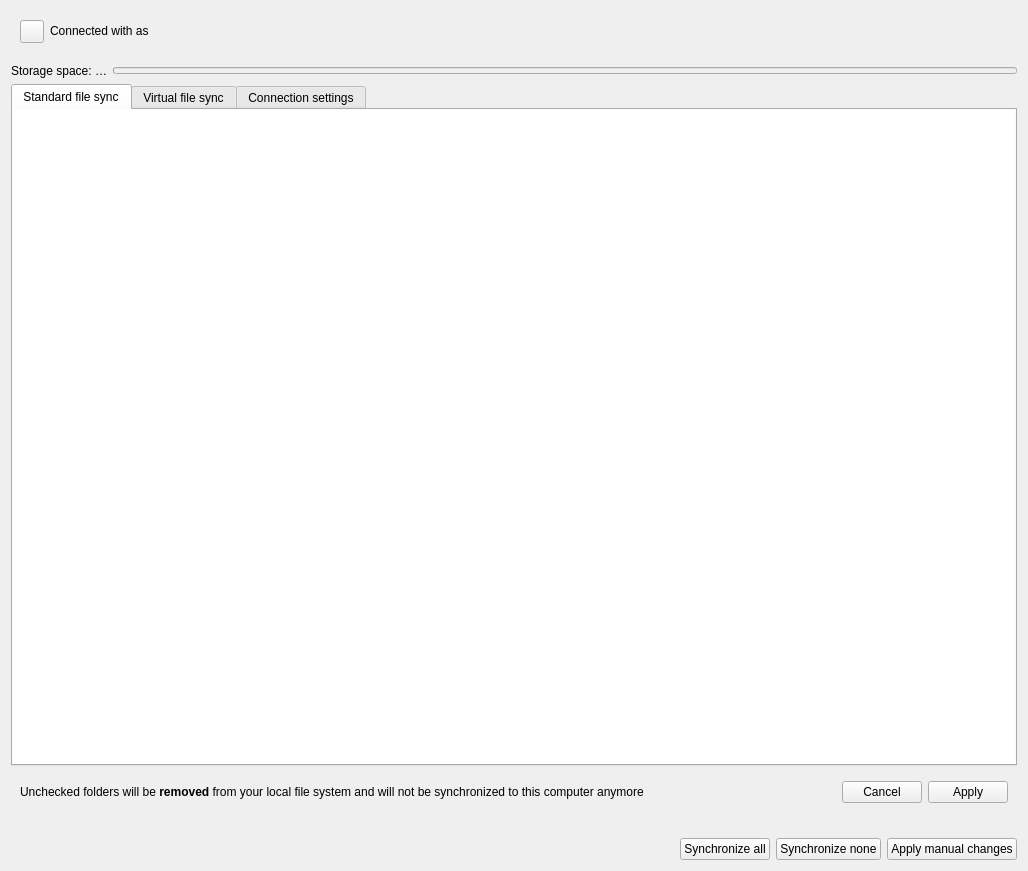
Old version of the form src/gui/accountsettings.ui in the repository nextcloud/desktop.
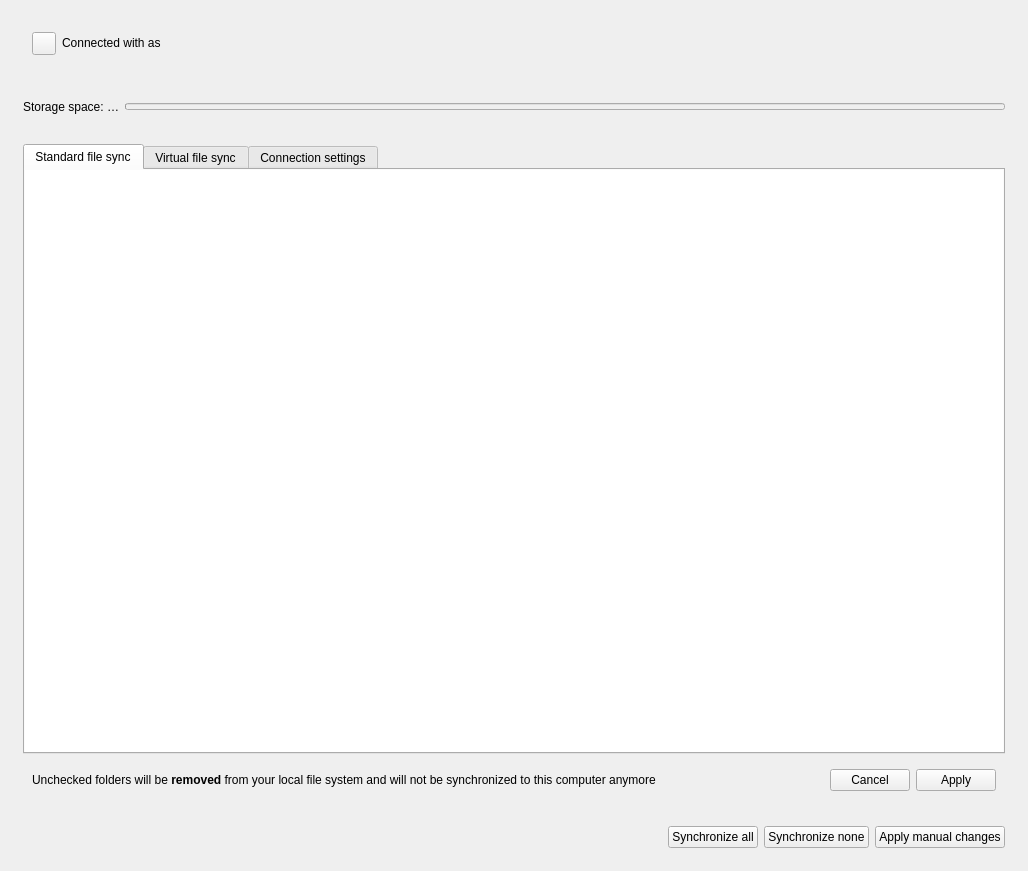
New version of the form. Custom widgets are drawn as their Qt base class.

Commit message: feat: add settings panel styling

```diff
--- a/src/gui/accountsettings.ui
+++ b/src/gui/accountsettings.ui
@@ -14,7 +14,90 @@
    <string notr="true">Form</string>
   </property>
   <layout class="QGridLayout" name="gridLayout">
-   <item row="2" column="0">
+   <item row="0" column="0">
+    <widget class="QFrame" name="accountStatusPanel">
+     <property name="frameShape">
+      <enum>QFrame::NoFrame</enum>
+     </property>
+     <layout class="QVBoxLayout" name="accountStatusLayout">
+      <property name="leftMargin">
+       <number>12</number>
+      </property>
+      <property name="topMargin">
+       <number>12</number>
+      </property>
+      <property name="rightMargin">
+       <number>12</number>
+      </property>
+      <property name="bottomMargin">
+       <number>12</number>
+      </property>
+      <item>
+       <widget class="QWidget" name="accountStatus" native="true">
+        <layout class="QGridLayout" name="gridLayout_2">
+         <item row="0" column="0">
+          <widget class="SslButton" name="sslButton">
+           <property name="sizePolicy">
+            <sizepolicy hsizetype="Maximum" vsizetype="Fixed">
+             <horstretch>0</horstretch>
+             <verstretch>0</verstretch>
+            </sizepolicy>
+           </property>
+           <property name="text">
+            <string/>
+           </property>
+          </widget>
+         </item>
+         <item row="0" column="1">
+          <widget class="QLabel" name="connectLabel">
+           <property name="sizePolicy">
+            <sizepolicy hsizetype="MinimumExpanding" vsizetype="Preferred">
+             <horstretch>0</horstretch>
+             <verstretch>0</verstretch>
+            </sizepolicy>
+           </property>
+           <property name="text">
+            <string>Connected with &lt;server&gt; as &lt;user&gt;</string>
+           </property>
+           <property name="textFormat">
+            <enum>Qt::RichText</enum>
+           </property>
+           <property name="wordWrap">
+            <bool>true</bool>
+           </property>
+           <property name="openExternalLinks">
+            <bool>true</bool>
+           </property>
+          </widget>
+         </item>
+        </layout>
+       </widget>
+      </item>
+      <item>
+       <widget class="KMessageWidget" name="encryptionMessage" native="true"/>
+      </item>
+     </layout>
+    </widget>
+   </item>
+   <item row="1" column="0">
+    <widget class="QFrame" name="accountStoragePanel">
+     <property name="frameShape">
+      <enum>QFrame::NoFrame</enum>
+     </property>
+     <layout class="QVBoxLayout" name="accountStorageLayout">
+      <property name="leftMargin">
+       <number>12</number>
+      </property>
+      <property name="topMargin">
+       <number>12</number>
+      </property>
+      <property name="rightMargin">
+       <number>12</number>
+      </property>
+      <property name="bottomMargin">
+       <number>12</number>
+      </property>
+      <item>
     <layout class="QHBoxLayout" name="storageGroupBox">
      <item>
       <widget class="QLabel" name="quotaInfoLabel">
@@ -68,7 +151,92 @@
      </item>
     </layout>
    </item>
-   <item row="4" column="0">
+     </layout>
+    </widget>
+   </item>
+   <item row="2" column="0">
+    <widget class="QFrame" name="accountTabsPanel">
+     <property name="frameShape">
+      <enum>QFrame::NoFrame</enum>
+     </property>
+     <layout class="QVBoxLayout" name="accountTabsLayout">
+      <property name="leftMargin">
+       <number>12</number>
+      </property>
+      <property name="topMargin">
+       <number>12</number>
+      </property>
+      <property name="rightMargin">
+       <number>12</number>
+      </property>
+      <property name="bottomMargin">
+       <number>12</number>
+      </property>
+      <item>
+       <widget class="QTabWidget" name="tabWidget">
+        <property name="tabShape">
+         <enum>QTabWidget::Rounded</enum>
+        </property>
+        <property name="currentIndex">
+         <number>0</number>
+        </property>
+        <widget class="QWidget" name="standardSyncTab">
+         <attribute name="title">
+          <string>Standard file sync</string>
+         </attribute>
+         <layout class="QVBoxLayout" name="verticalLayout_4" stretch="0">
+          <property name="leftMargin">
+           <number>0</number>
+          </property>
+          <property name="topMargin">
+           <number>0</number>
+          </property>
+          <property name="rightMargin">
+           <number>0</number>
+          </property>
+          <property name="bottomMargin">
+           <number>0</number>
+          </property>
+          <item>
+           <widget class="OCC::FolderStatusView" name="_folderList">
+            <property name="sizePolicy">
+             <sizepolicy hsizetype="Expanding" vsizetype="Expanding">
+              <horstretch>0</horstretch>
+              <verstretch>0</verstretch>
+             </sizepolicy>
+            </property>
+            <property name="contextMenuPolicy">
+             <enum>Qt::CustomContextMenu</enum>
+            </property>
+            <property name="autoFillBackground">
+             <bool>false</bool>
+            </property>
+            <property name="frameShape">
+             <enum>QFrame::Shape::NoFrame</enum>
+            </property>
+            <property name="editTriggers">
+             <set>QAbstractItemView::NoEditTriggers</set>
+            </property>
+            <property name="animated">
+             <bool>true</bool>
+            </property>
+           </widget>
+          </item>
+         </layout>
+        </widget>
+        <widget class="QWidget" name="fileProviderTab">
+         <attribute name="title">
+          <string>Virtual file sync</string>
+         </attribute>
+        </widget>
+        <widget class="QWidget" name="connectionSettingsTab">
+         <attribute name="title">
+          <string>Connection settings</string>
+         </attribute>
+        </widget>
+       </widget>
+      </item>
+      <item>
     <widget class="QWidget" name="selectiveSyncStatus" native="true">
      <layout class="QHBoxLayout" name="horizontalLayout_3">
       <item>
@@ -144,51 +312,7 @@
      </layout>
     </widget>
    </item>
-   <item row="0" column="0">
-    <widget class="QWidget" name="accountStatus" native="true">
-     <layout class="QGridLayout" name="gridLayout_2">
-      <item row="0" column="0">
-       <widget class="SslButton" name="sslButton">
-        <property name="sizePolicy">
-         <sizepolicy hsizetype="Maximum" vsizetype="Fixed">
-          <horstretch>0</horstretch>
-          <verstretch>0</verstretch>
-         </sizepolicy>
-        </property>
-        <property name="text">
-         <string/>
-        </property>
-       </widget>
-      </item>
-      <item row="0" column="1">
-       <widget class="QLabel" name="connectLabel">
-        <property name="sizePolicy">
-         <sizepolicy hsizetype="MinimumExpanding" vsizetype="Preferred">
-          <horstretch>0</horstretch>
-          <verstretch>0</verstretch>
-         </sizepolicy>
-        </property>
-        <property name="text">
-         <string>Connected with &lt;server&gt; as &lt;user&gt;</string>
-        </property>
-        <property name="textFormat">
-         <enum>Qt::RichText</enum>
-        </property>
-        <property name="wordWrap">
-         <bool>true</bool>
-        </property>
-        <property name="openExternalLinks">
-         <bool>true</bool>
-        </property>
-       </widget>
-      </item>
-     </layout>
-    </widget>
-   </item>
-   <item row="1" column="0">
-    <widget class="KMessageWidget" name="encryptionMessage" native="true"/>
-   </item>
-   <item row="5" column="0">
+      <item>
     <widget class="QWidget" name="bigFolderUi" native="true">
      <layout class="QVBoxLayout" name="verticalLayout">
       <property name="leftMargin">
@@ -257,68 +381,7 @@
      </layout>
     </widget>
    </item>
-   <item row="3" column="0">
-    <widget class="QTabWidget" name="tabWidget">
-     <property name="tabShape">
-      <enum>QTabWidget::Rounded</enum>
-     </property>
-     <property name="currentIndex">
-      <number>0</number>
-     </property>
-     <widget class="QWidget" name="standardSyncTab">
-      <attribute name="title">
-       <string>Standard file sync</string>
-      </attribute>
-      <layout class="QVBoxLayout" name="verticalLayout_4" stretch="0">
-       <property name="leftMargin">
-        <number>0</number>
-       </property>
-       <property name="topMargin">
-        <number>0</number>
-       </property>
-       <property name="rightMargin">
-        <number>0</number>
-       </property>
-       <property name="bottomMargin">
-        <number>0</number>
-       </property>
-       <item>
-        <widget class="OCC::FolderStatusView" name="_folderList">
-         <property name="sizePolicy">
-          <sizepolicy hsizetype="Expanding" vsizetype="Expanding">
-           <horstretch>0</horstretch>
-           <verstretch>0</verstretch>
-          </sizepolicy>
-         </property>
-         <property name="contextMenuPolicy">
-          <enum>Qt::CustomContextMenu</enum>
-         </property>
-         <property name="autoFillBackground">
-          <bool>false</bool>
-         </property>
-         <property name="frameShape">
-          <enum>QFrame::Shape::NoFrame</enum>
-         </property>
-         <property name="editTriggers">
-          <set>QAbstractItemView::NoEditTriggers</set>
-         </property>
-         <property name="animated">
-          <bool>true</bool>
-         </property>
-        </widget>
-       </item>
-      </layout>
-     </widget>
-     <widget class="QWidget" name="fileProviderTab">
-      <attribute name="title">
-       <string>Virtual file sync</string>
-      </attribute>
-     </widget>
-     <widget class="QWidget" name="connectionSettingsTab">
-      <attribute name="title">
-       <string>Connection settings</string>
-      </attribute>
-     </widget>
+     </layout>
     </widget>
    </item>
   </layout>
```
Lines whose indentation alone changed are shown as unchanged. The commit also changes 2 other files.
